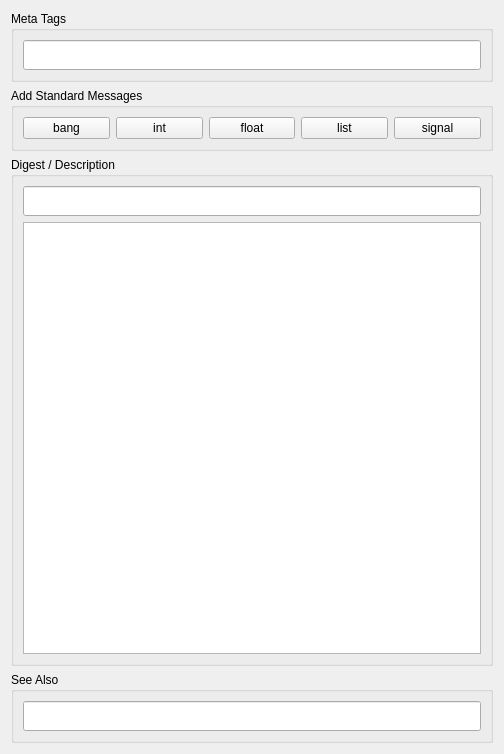
xavierxeon-music/MaxPackageAdmin, file src/Help/HelpEditPatch.ui: the form before one commit.
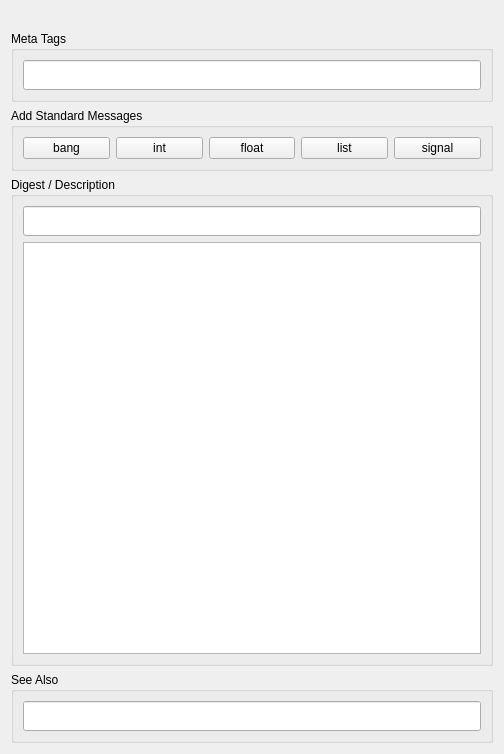
The form after the commit.

```diff
--- a/src/Help/HelpEditPatch.ui
+++ b/src/Help/HelpEditPatch.ui
@@ -14,6 +14,16 @@
    <string>Form</string>
   </property>
   <layout class="QVBoxLayout" name="verticalLayout_4">
+   <item>
+    <widget class="QLabel" name="keyInfo">
+     <property name="text">
+      <string/>
+     </property>
+     <property name="alignment">
+      <set>Qt::AlignCenter</set>
+     </property>
+    </widget>
+   </item>
    <item>
     <widget class="QGroupBox" name="meetaTagGroup">
      <property name="title">
```
